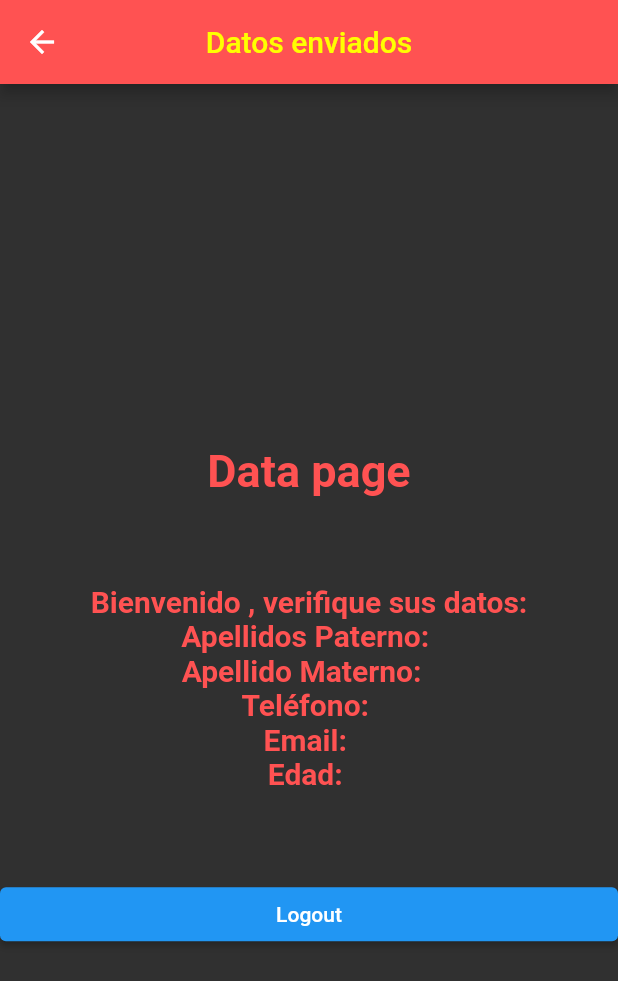
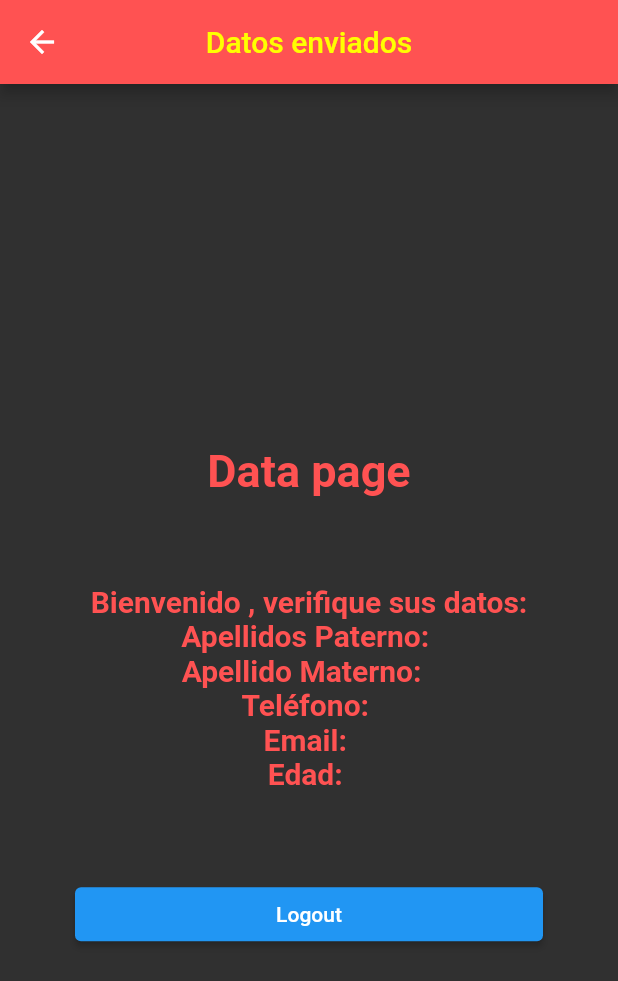
Before and after one commit to PatricioVargasR/actividad_formulario, a Flutter app: the screen it shows after launch, after a tap on "Submit", on a phone screen of 412 x 824 dp. Shown: the top 981 px of the screen. Run offline on Flutter 3.47's test engine with Material 2 defaults, Android fonts, the phone set to English and light mode, and no system bars.

Commit message:
Change data_screen.dart

```diff
--- a/lib/data_screen.dart
+++ b/lib/data_screen.dart
@@ -88,12 +88,15 @@ class _LandingPageState extends State<LandingPage> {
           const SizedBox(
             height: 50,
           ),
-          ElevatedButton(
+        Padding(
+          padding: const EdgeInsets.only(left: 50.0, right: 50.0),
+          child: ElevatedButton(
               onPressed: () {
                 Navigator.pop(context);
               },
           child: const Text("Logout"),
           ),
+        ),
         ],
       )
     );
```
